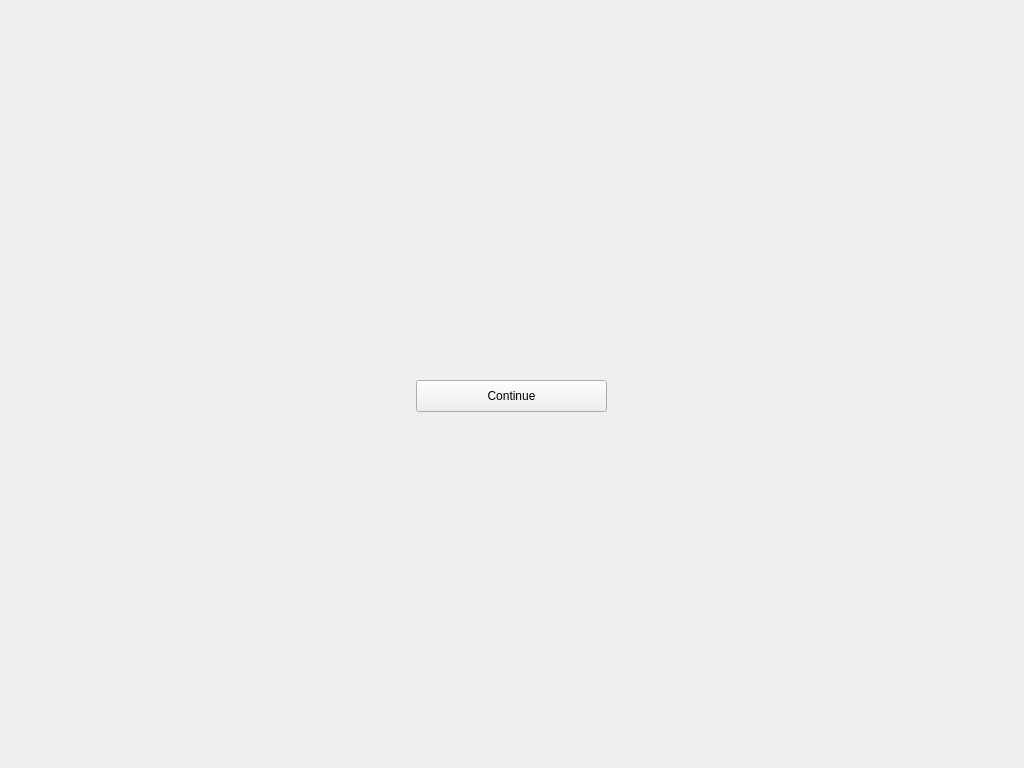
bstee615/project, file endgame.ui: the form before one commit.
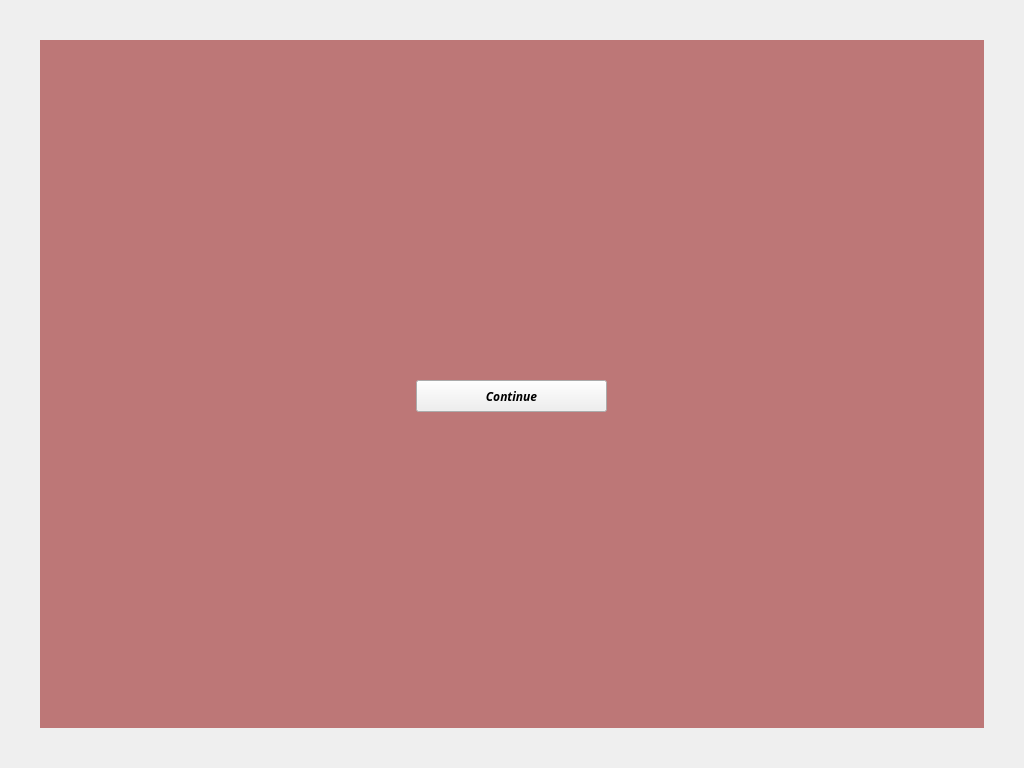
The form after the commit. Icons and pictures are not drawn.

```diff
--- a/endgame.ui
+++ b/endgame.ui
@@ -16,9 +16,9 @@
   <widget class="QLabel" name="label">
    <property name="geometry">
     <rect>
-     <x>376</x>
+     <x>296</x>
      <y>270</y>
-     <width>271</width>
+     <width>431</width>
      <height>81</height>
     </rect>
    </property>
@@ -41,10 +41,37 @@
      <height>32</height>
     </rect>
    </property>
+   <property name="font">
+    <font>
+     <family>Sawasdee</family>
+     <weight>75</weight>
+     <italic>true</italic>
+     <bold>true</bold>
+    </font>
+   </property>
    <property name="text">
     <string>Continue</string>
    </property>
   </widget>
+  <widget class="QLabel" name="lblBackground">
+   <property name="geometry">
+    <rect>
+     <x>40</x>
+     <y>40</y>
+     <width>944</width>
+     <height>688</height>
+    </rect>
+   </property>
+   <property name="styleSheet">
+    <string notr="true">background-color: rgba(140, 0, 0, 128);</string>
+   </property>
+   <property name="text">
+    <string/>
+   </property>
+  </widget>
+  <zorder>lblBackground</zorder>
+  <zorder>lblTitle</zorder>
+  <zorder>PBcontinue</zorder>
  </widget>
  <resources>
   <include location="resources.qrc"/>
```
Left out of the diff: 4 changed lines with no effect on the pictures.
